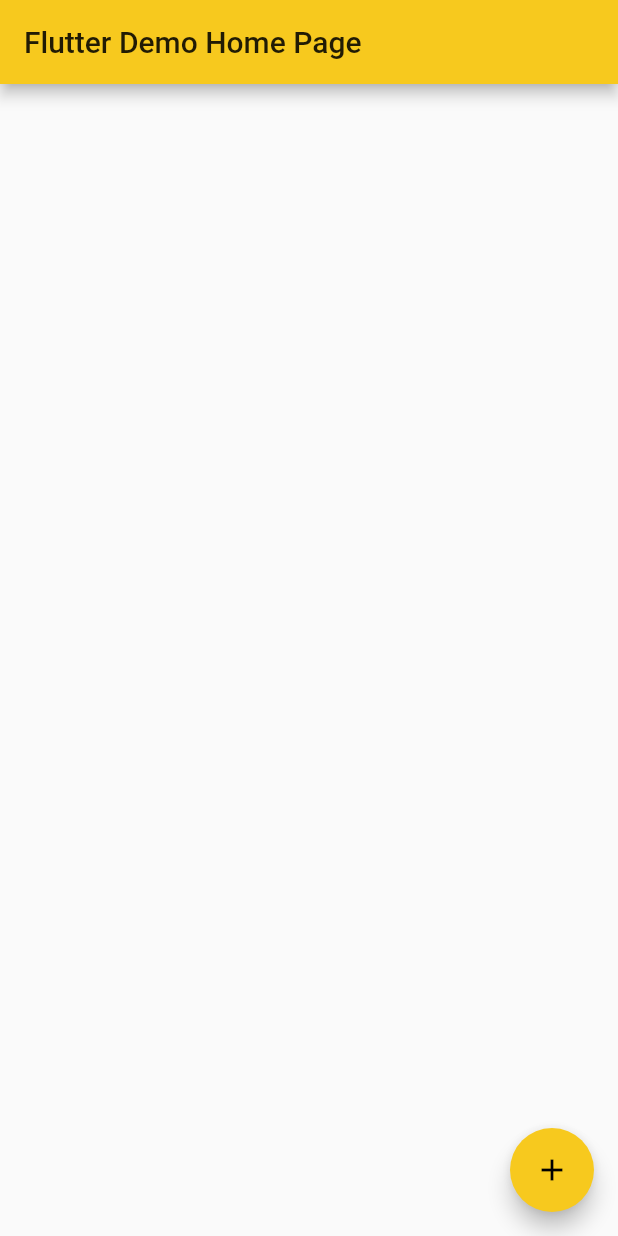
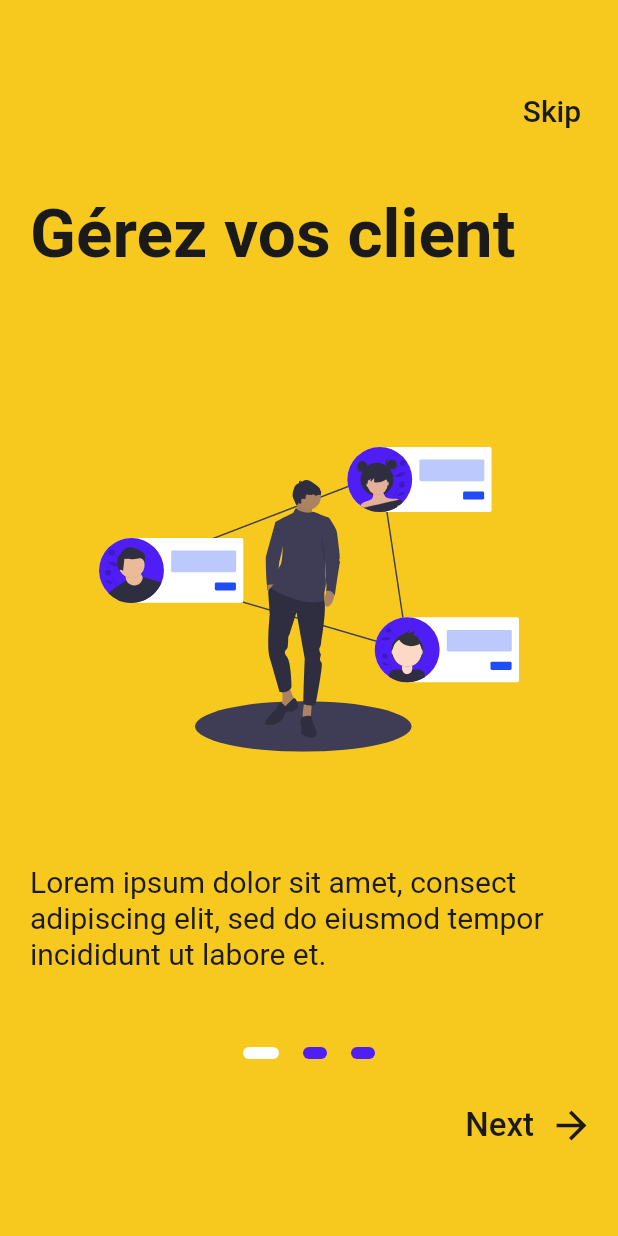
Before and after one commit to SCT-devTeam/SCT-Mobile, a Flutter app: the screen it shows after launch, on a phone screen of 412 x 824 dp. Run offline on Flutter 3.47's test engine with Material 2 defaults, Android fonts, the phone set to English and light mode, and no system bars; our stand-ins replace flutter_svg; Roboto replaces fonts that are missing (Verdana Pro).

Commit message:
Onboarding creation
- Added SVG illustration assets to the Flutter project
- Created Onboarding page
- Integrated style chart

```diff
--- a/lib/main.dart
+++ b/lib/main.dart
@@ -1,53 +1,24 @@
 import 'package:flutter/material.dart';
+import 'package:sct_mobile/screens/onboarding_screen.dart';
 
-void main() => runApp(MyApp());
+void main() {
+  runApp(new MaterialApp(
+    home: new SCT(),
+  ));
+}
 
-class MyApp extends StatelessWidget {
-  // This widget is the root of your application.
+class SCT extends StatefulWidget {
+  @override
+  _MyAppState createState() => new _MyAppState();
+}
+
+class _MyAppState extends State<SCT> {
   @override
   Widget build(BuildContext context) {
     return MaterialApp(
-      title: 'Flutter Demo',
-      theme: ThemeData(
-        primaryColor: Color(0xfff7c91e),
-        accentColor: Color(0xfff7c91e),
-      ),
-      home: MyHomePage(title: 'Flutter Demo Home Page'),
+      title: 'Onboarding',
+      debugShowCheckedModeBanner: false,
+      home: OnboardingScreen(),
     );
   }
 }
-
-class MyHomePage extends StatefulWidget {
-  MyHomePage({Key key, this.title}) : super(key: key);
-
-  final String title;
-
-  @override
-  _MyHomePageState createState() => _MyHomePageState();
-}
-
-class _MyHomePageState extends State<MyHomePage> {
-  void _incrementCounter() {
-    setState(() {});
-  }
-
-  @override
-  Widget build(BuildContext context) {
-    return Scaffold(
-      appBar: AppBar(
-        title: Text(widget.title),
-      ),
-      body: Center(
-        child: Column(
-          mainAxisAlignment: MainAxisAlignment.center,
-          children: <Widget>[],
-        ),
-      ),
-      floatingActionButton: FloatingActionButton(
-        onPressed: _incrementCounter,
-        tooltip: 'Increment',
-        child: Icon(Icons.add),
-      ), // This trailing comma makes auto-formatting nicer for build methods.
-    );
-  }
-}
--- /dev/null
+++ b/lib/screens/onboarding_screen.dart
@@ -0,0 +1,301 @@
+import 'package:flutter/material.dart';
+import 'package:flutter/services.dart';
+import 'package:sct_mobile/utilities/styles.dart';
+import 'package:flutter_svg/flutter_svg.dart';
+
+class OnboardingScreen extends StatefulWidget {
+  @override
+  _OnboardingScreenState createState() => _OnboardingScreenState();
+}
+
+class _OnboardingScreenState extends State<OnboardingScreen> {
+  final int _numPages = 3;
+  final PageController _pageController = PageController(initialPage: 0);
+  int _currentPage = 0;
+
+  List<Widget> _buildPageIndicator() {
+    List<Widget> list = [];
+    for (int i = 0; i < _numPages; i++) {
+      list.add(i == _currentPage ? _indicator(true) : _indicator(false));
+    }
+    return list;
+  }
+
+  Widget _indicator(bool isActive) {
+    return AnimatedContainer(
+      duration: Duration(milliseconds: 150),
+      margin: EdgeInsets.symmetric(horizontal: 8.0),
+      height: 8.0,
+      width: isActive ? 24.0 : 16.0,
+      decoration: BoxDecoration(
+        color: isActive ? Colors.white : Color(0xff4f1ef7),
+        borderRadius: BorderRadius.all(Radius.circular(12)),
+      ),
+    );
+  }
+
+  @override
+  Widget build(BuildContext context) {
+    return Scaffold(
+      body: AnnotatedRegion<SystemUiOverlayStyle>(
+        value: SystemUiOverlayStyle.light,
+        child: Container(
+          decoration: BoxDecoration(
+            color: Color(0xfff7c91e),
+          ),
+          child: Padding(
+            padding: EdgeInsets.symmetric(vertical: 50.0),
+            child: Column(
+              crossAxisAlignment: CrossAxisAlignment.stretch,
+              children: <Widget>[
+                Container(
+                  alignment: Alignment.centerRight,
+                  child: FlatButton(
+                    onPressed: () => print('Skip'),
+                    child: Text(
+                      'Skip',
+                      style: TextStyle(
+                        color: Color(0xff1a1a1a),
+                        fontSize: 20.0,
+                      ),
+                    ),
+                  ),
+                ),
+                Container(
+                  height: 600.0,
+                  child: PageView(
+                    physics: ClampingScrollPhysics(),
+                    controller: _pageController,
+                    onPageChanged: (int page) {
+                      setState(() {
+                        _currentPage = page;
+                        // Changer la couleur de l'arrière plan du onboarding
+                        switch (page) {
+                          case 0:
+                            {
+                              print('0');
+                            }
+                            break;
+                          case 1:
+                            {
+                              print('1');
+                            }
+                            break;
+                          case 2:
+                            {
+                              print('2');
+                            }
+                            break;
+                        }
+                      });
+                    },
+                    children: <Widget>[
+                      Padding(
+                        padding: EdgeInsets.all(20.0),
+                        child: Column(
+                          crossAxisAlignment: CrossAxisAlignment.start,
+                          children: <Widget>[
+                            Text(
+                              'Gérez vos client',
+                              style: sctTitleStyleLarge,
+                              textAlign: TextAlign.left,
+                            ),
+                            SizedBox(height: 70.0),
+                            Center(
+                              child: SvgPicture.asset(
+                                'assets/images/contactsAroundMan_illustration_colored.svg',
+                                placeholderBuilder: (context) =>
+                                    CircularProgressIndicator(),
+                                height: 280.0,
+                                width: 280.0,
+                              ),
+                            ),
+                            SizedBox(height: 40.0),
+                            Text(
+                              'Lorem ipsum dolor sit amet, consect adipiscing elit, sed do eiusmod tempor incididunt ut labore et.',
+                              style: sctSubtitleStyleMed,
+                            ),
+                          ],
+                        ),
+                      ),
+                      Padding(
+                        padding: EdgeInsets.all(20.0),
+                        child: Column(
+                          crossAxisAlignment: CrossAxisAlignment.start,
+                          children: <Widget>[
+                            Text(
+                              'Gérez vos factures',
+                              style: sctTitleStyleLarge,
+                              textAlign: TextAlign.left,
+                            ),
+                            SizedBox(height: 70.0),
+                            Center(
+                              child: SvgPicture.asset(
+                                'assets/images/invoicesBehindWoman_illustration_colored.svg',
+                                placeholderBuilder: (context) =>
+                                    CircularProgressIndicator(),
+                                height: 280.0,
+                                width: 280.0,
+                              ),
+                            ),
+                            SizedBox(height: 40.0),
+                            Text(
+                              'Lorem ipsum dolor sit amet, consect adipiscing elit, sed do eiusmod tempor incididunt ut labore et.',
+                              style: sctSubtitleStyleMed,
+                            ),
+                          ],
+                        ),
+                      ),
+                      Padding(
+                        padding: EdgeInsets.all(30.0),
+                        child: Column(
+                          crossAxisAlignment: CrossAxisAlignment.start,
+                          children: <Widget>[
+                            Text(
+                              'Le tout dans un compagnon intelligent!',
+                              style: sctTitleStyleMed,
+                              textAlign: TextAlign.center,
+                            ),
+                            Column(
+                              children: <Widget>[
+                                SizedBox(height: 80.0),
+                                Row(
+                                  children: <Widget>[
+                                    Icon(
+                                      Icons.check,
+                                      color: Color(0xfff7c91e),
+                                      size: 24.0,
+                                      semanticLabel: 'Checkmark',
+                                    ),
+                                    SizedBox(width: 20.0),
+                                    Text(
+                                      'Statistiques',
+                                      style: sctSubtitleStyleLarge,
+                                    ),
+                                  ],
+                                ),
+                                SizedBox(height: 40.0),
+                                Row(
+                                  children: <Widget>[
+                                    Icon(
+                                      Icons.check,
+                                      color: Color(0xfff7c91e),
+                                      size: 24.0,
+                                      semanticLabel: 'Checkmark',
+                                    ),
+                                    SizedBox(width: 20.0),
+                                    Text(
+                                      'Gestion des status\n client / facture',
+                                      style: sctSubtitleStyleLarge,
+                                    ),
+                                  ],
+                                ),
+                                SizedBox(height: 40.0),
+                                Row(
+                                  children: <Widget>[
+                                    Icon(
+                                      Icons.check,
+                                      color: Color(0xfff7c91e),
+                                      size: 24.0,
+                                      semanticLabel: 'Checkmark',
+                                    ),
+                                    SizedBox(width: 20.0),
+                                    Text(
+                                      'Automatisation des tâches\nfastidieuses',
+                                      style: sctSubtitleStyleLarge,
+                                    ),
+                                  ],
+                                ),
+                                SizedBox(height: 40.0),
+                                Row(
+                                  children: <Widget>[
+                                    Icon(
+                                      Icons.check,
+                                      color: Color(0xfff7c91e),
+                                      size: 24.0,
+                                      semanticLabel: 'Checkmark',
+                                    ),
+                                    SizedBox(width: 20.0),
+                                    Text(
+                                      'Exports simple et rapide',
+                                      style: sctSubtitleStyleLarge,
+                                    ),
+                                  ],
+                                ),
+                              ],
+                            ),
+                          ],
+                        ),
+                      ),
+                    ],
+                  ),
+                ),
+                Row(
+                  mainAxisAlignment: MainAxisAlignment.center,
+                  children: _buildPageIndicator(),
+                ),
+                _currentPage != _numPages - 1
+                    ? Expanded(
+                        child: Align(
+                          alignment: FractionalOffset.bottomRight,
+                          child: FlatButton(
+                            onPressed: () {
+                              _pageController.nextPage(
+                                duration: Duration(milliseconds: 500),
+                                curve: Curves.ease,
+                              );
+                            },
+                            child: Row(
+                              mainAxisAlignment: MainAxisAlignment.center,
+                              mainAxisSize: MainAxisSize.min,
+                              children: <Widget>[
+                                Text(
+                                  'Next',
+                                  style: TextStyle(
+                                    color: Color(0xff1a1a1a),
+                                    fontSize: 22.0,
+                                  ),
+                                ),
+                                SizedBox(width: 10.0),
+                                Icon(
+                                  Icons.arrow_forward,
+                                  color: Color(0xff1a1a1a),
+                                  size: 30.0,
+                                ),
+                              ],
+                            ),
+                          ),
+                        ),
+                      )
+                    : Text(''),
+              ],
+            ),
+          ),
+        ),
+      ),
+      bottomSheet: _currentPage == _numPages - 1
+          ? Container(
+              height: 100.0,
+              width: double.infinity,
+              color: Colors.white,
+              child: GestureDetector(
+                onTap: () => print('Get started'),
+                child: Center(
+                  child: Padding(
+                    padding: EdgeInsets.only(bottom: 30.0),
+                    child: Text(
+                      "J'ai compris",
+                      style: TextStyle(
+                        color: Color(0xff4f1ef7),
+                        fontSize: 20.0,
+                        fontWeight: FontWeight.bold,
+                      ),
+                    ),
+                  ),
+                ),
+              ),
+            )
+          : Text(''),
+    );
+  }
+}
--- /dev/null
+++ b/lib/utilities/styles.dart
@@ -0,0 +1,43 @@
+import 'package:flutter/material.dart';
+
+// HEADER LARGE
+final sctTitleStyleLarge = TextStyle(
+  color: Color(0xff1a1a1a),
+  fontFamily: 'Roboto',
+  fontSize: 45.0,
+  height: 1.5,
+  fontWeight: FontWeight.bold,
+);
+
+// HEADER MEDIUM
+final sctTitleStyleMed = TextStyle(
+  color: Color(0xff1a1a1a),
+  fontFamily: 'Roboto',
+  fontSize: 35.0,
+  height: 1.5,
+  fontWeight: FontWeight.bold,
+);
+
+// TEXT
+final sctText = TextStyle(
+  color: Color(0xff1a1a1a),
+  fontFamily: 'Verdana',
+  fontSize: 18.0,
+  height: 1.2,
+);
+
+// SUBTITLE LARGE
+final sctSubtitleStyleLarge = TextStyle(
+  color: Color(0xff1a1a1a),
+  fontFamily: 'Verdana Pro',
+  fontSize: 24.0,
+  height: 1.2,
+);
+
+// SUBTITLE MEDIUM
+final sctSubtitleStyleMed = TextStyle(
+  color: Color(0xff1a1a1a),
+  fontFamily: 'Verdana Pro',
+  fontSize: 20.0,
+  height: 1.2,
+);
--- a/pubspec.yaml
+++ b/pubspec.yaml
@@ -23,6 +23,8 @@ dependencies:
   # The following adds the Cupertino Icons font to your application.
   # Use with the CupertinoIcons class for iOS style icons.
   cupertino_icons: ^0.1.2
+  splashscreen: ^1.2.0
+  flutter_svg: ^0.17.1
 
 dev_dependencies:
   flutter_test:
@@ -41,7 +43,9 @@ flutter:
   uses-material-design: true
 
   # To add assets to your application, add an assets section, like this:
-  # assets:
+  assets:
+      - assets/images/contactsAroundMan_illustration_colored.svg
+      - assets/images/invoicesBehindWoman_illustration_colored.svg
   #   - images/a_dot_burr.jpeg
   #   - images/a_dot_ham.jpeg
 
```
Also changed, not shown: assets/images/contactsAroundMan_illustration_colored.svg (added), assets/images/invoicesBehindWoman_illustration_colored.svg (added), pubspec.lock, 6 other files.
